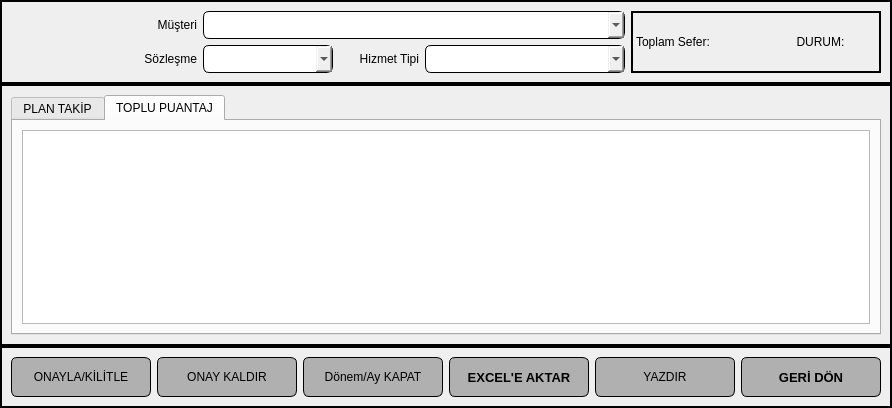
AyhanErcan70/SATTUP, file ui/ui_files/attendance_window.ui: the form before one commit.
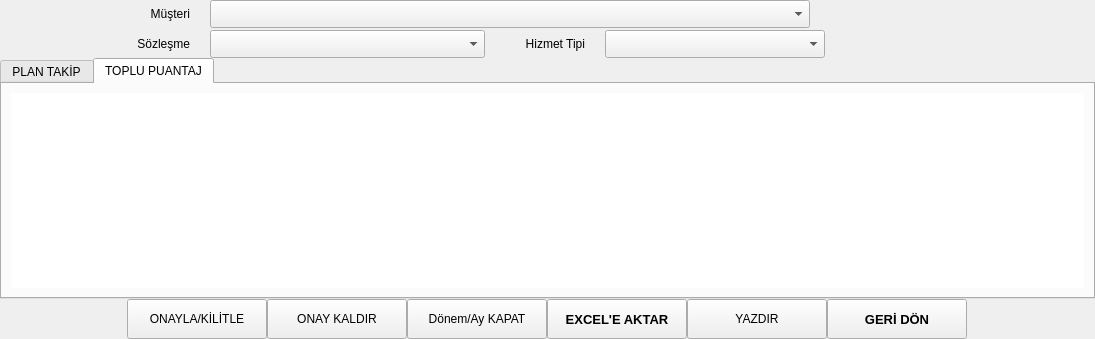
The form after the commit.

What changed in the file:
```diff
--- a/ui/ui_files/attendance_window.ui
+++ b/ui/ui_files/attendance_window.ui
@@ -7,31 +7,12 @@
     <x>0</x>
     <y>0</y>
     <width>1091</width>
-    <height>0</height>
+    <height>339</height>
    </rect>
   </property>
   <property name="windowTitle">
    <string>Form</string>
   </property>
-  <property name="styleSheet">
-   <string notr="true">QWidget#main_form QPushButton, QLineEdit, QComboBox{
-
-border :1px solid black;
-border-radius: 6px;
-}
-QWidget#main_form QPushButton{
-background-color: #b0b0b0;
-}
-QWidget#main_form QPushButton:hover{
-border:2px solid black;
-padding-top: 4px;
-font-weight: bold;
-}
-QWidget#main_form QPushButton:pressed{
-background-color: #7e7e7e;
-border-color: red;
-}</string>
-  </property>
   <layout class="QGridLayout" name="gridLayout_8">
    <property name="leftMargin">
     <number>0</number>
@@ -53,118 +34,60 @@
      <item row="0" column="0">
       <widget class="QFrame" name="top_frame">
        <property name="frameShape">
-        <enum>QFrame::Shape::Box</enum>
+        <enum>QFrame::Shape::NoFrame</enum>
        </property>
        <property name="frameShadow">
         <enum>QFrame::Shadow::Plain</enum>
        </property>
        <property name="lineWidth">
-        <number>2</number>
+        <number>1</number>
        </property>
        <layout class="QGridLayout" name="gridLayout_2">
+        <property name="leftMargin">
+         <number>10</number>
+        </property>
+        <property name="topMargin">
+         <number>0</number>
+        </property>
+        <property name="rightMargin">
+         <number>0</number>
+        </property>
+        <property name="bottomMargin">
+         <number>0</number>
+        </property>
+        <property name="spacing">
+         <number>0</number>
+        </property>
         <item row="0" column="0">
-         <layout class="QHBoxLayout" name="horizontalLayout">
+         <layout class="QHBoxLayout" name="horizontalLayout" stretch="0,0,0">
+          <property name="spacing">
+           <number>20</number>
+          </property>
           <item>
            <layout class="QGridLayout" name="gridLayout">
-            <item row="1" column="0">
-             <widget class="QLabel" name="lbl_month">
-              <property name="sizePolicy">
-               <sizepolicy hsizetype="Fixed" vsizetype="Preferred">
-                <horstretch>0</horstretch>
-                <verstretch>0</verstretch>
-               </sizepolicy>
-              </property>
-              <property name="minimumSize">
-               <size>
-                <width>100</width>
-                <height>0</height>
-               </size>
-              </property>
-              <property name="font">
-               <font>
-                <family>Grenada</family>
-                <pointsize>12</pointsize>
-               </font>
-              </property>
-              <property name="text">
-               <string/>
-              </property>
-              <property name="alignment">
-               <set>Qt::AlignmentFlag::AlignCenter</set>
-              </property>
-             </widget>
-            </item>
-            <item row="1" column="4">
-             <widget class="QComboBox" name="cmb_hizmet_turu">
-              <property name="sizePolicy">
-               <sizepolicy hsizetype="Fixed" vsizetype="Fixed">
-                <horstretch>0</horstretch>
-                <verstretch>0</verstretch>
-               </sizepolicy>
-              </property>
-              <property name="minimumSize">
-               <size>
-                <width>200</width>
-                <height>28</height>
-               </size>
-              </property>
-              <property name="maximumSize">
-               <size>
-                <width>200</width>
-                <height>28</height>
-               </size>
-              </property>
-             </widget>
-            </item>
-            <item row="1" column="3">
-             <widget class="QLabel" name="lbl_hizmet">
-              <property name="minimumSize">
-               <size>
-                <width>80</width>
-                <height>28</height>
-               </size>
-              </property>
-              <property name="maximumSize">
-               <size>
-                <width>80</width>
-                <height>28</height>
-               </size>
-              </property>
-              <property name="text">
-               <string>Hizmet Tipi</string>
-              </property>
-              <property name="alignment">
-               <set>Qt::AlignmentFlag::AlignRight|Qt::AlignmentFlag::AlignTrailing|Qt::AlignmentFlag::AlignVCenter</set>
-              </property>
-             </widget>
-            </item>
-            <item row="1" column="2">
-             <widget class="QComboBox" name="cmb_sozlesme">
-              <property name="minimumSize">
-               <size>
-                <width>0</width>
-                <height>28</height>
-               </size>
-              </property>
-              <property name="maximumSize">
-               <size>
-                <width>16777215</width>
-                <height>28</height>
-               </size>
-              </property>
-             </widget>
-            </item>
+            <property name="horizontalSpacing">
+             <number>20</number>
+            </property>
+            <property name="verticalSpacing">
+             <number>2</number>
+            </property>
             <item row="1" column="1">
              <widget class="QLabel" name="lbl_sozlesme">
+              <property name="sizePolicy">
+               <sizepolicy hsizetype="Fixed" vsizetype="Preferred">
+                <horstretch>0</horstretch>
+                <verstretch>0</verstretch>
+               </sizepolicy>
+              </property>
               <property name="minimumSize">
                <size>
-                <width>80</width>
+                <width>60</width>
                 <height>28</height>
                </size>
               </property>
               <property name="maximumSize">
                <size>
-                <width>80</width>
+                <width>60</width>
                 <height>28</height>
                </size>
               </property>
@@ -176,17 +99,45 @@
               </property>
              </widget>
             </item>
+            <item row="1" column="2">
+             <widget class="QComboBox" name="cmb_sozlesme">
+              <property name="sizePolicy">
+               <sizepolicy hsizetype="Fixed" vsizetype="Fixed">
+                <horstretch>0</horstretch>
+                <verstretch>0</verstretch>
+               </sizepolicy>
+              </property>
+              <property name="minimumSize">
+               <size>
+                <width>275</width>
+                <height>28</height>
+               </size>
+              </property>
+              <property name="maximumSize">
+               <size>
+                <width>275</width>
+                <height>28</height>
+               </size>
+              </property>
+             </widget>
+            </item>
             <item row="0" column="1">
              <widget class="QLabel" name="lbl_musteri">
+              <property name="sizePolicy">
+               <sizepolicy hsizetype="Fixed" vsizetype="Preferred">
+                <horstretch>0</horstretch>
+                <verstretch>0</verstretch>
+               </sizepolicy>
+              </property>
               <property name="minimumSize">
                <size>
-                <width>80</width>
+                <width>60</width>
                 <height>28</height>
                </size>
               </property>
               <property name="maximumSize">
                <size>
-                <width>80</width>
+                <width>60</width>
                 <height>28</height>
                </size>
               </property>
@@ -201,20 +152,92 @@
             <item row="0" column="2" colspan="3">
              <widget class="QComboBox" name="cmb_musteri">
               <property name="sizePolicy">
-               <sizepolicy hsizetype="Preferred" vsizetype="Preferred">
+               <sizepolicy hsizetype="Fixed" vsizetype="Preferred">
                 <horstretch>0</horstretch>
                 <verstretch>0</verstretch>
                </sizepolicy>
               </property>
               <property name="minimumSize">
                <size>
-                <width>0</width>
+                <width>600</width>
                 <height>28</height>
                </size>
               </property>
               <property name="maximumSize">
                <size>
-                <width>16777215</width>
+                <width>600</width>
+                <height>28</height>
+               </size>
+              </property>
+             </widget>
+            </item>
+            <item row="1" column="0">
+             <widget class="QLabel" name="lbl_month">
+              <property name="sizePolicy">
+               <sizepolicy hsizetype="Fixed" vsizetype="Preferred">
+                <horstretch>0</horstretch>
+                <verstretch>0</verstretch>
+               </sizepolicy>
+              </property>
+              <property name="minimumSize">
+               <size>
+                <width>100</width>
+                <height>0</height>
+               </size>
+              </property>
+              <property name="font">
+               <font>
+                <family>Grenada</family>
+                <pointsize>12</pointsize>
+               </font>
+              </property>
+              <property name="text">
+               <string/>
+              </property>
+              <property name="alignment">
+               <set>Qt::AlignmentFlag::AlignCenter</set>
+              </property>
+             </widget>
+            </item>
+            <item row="1" column="3">
+             <widget class="QLabel" name="lbl_hizmet">
+              <property name="minimumSize">
+               <size>
+                <width>80</width>
+                <height>28</height>
+               </size>
+              </property>
+              <property name="maximumSize">
+               <size>
+                <width>80</width>
+                <height>28</height>
+               </size>
+              </property>
+              <property name="text">
+               <string>Hizmet Tipi</string>
+              </property>
+              <property name="alignment">
+               <set>Qt::AlignmentFlag::AlignRight|Qt::AlignmentFlag::AlignTrailing|Qt::AlignmentFlag::AlignVCenter</set>
+              </property>
+             </widget>
+            </item>
+            <item row="1" column="4">
+             <widget class="QComboBox" name="cmb_hizmet_turu">
+              <property name="sizePolicy">
+               <sizepolicy hsizetype="Fixed" vsizetype="Fixed">
+                <horstretch>0</horstretch>
+                <verstretch>0</verstretch>
+               </sizepolicy>
+              </property>
+              <property name="minimumSize">
+               <size>
+                <width>220</width>
+                <height>28</height>
+               </size>
+              </property>
+              <property name="maximumSize">
+               <size>
+                <width>220</width>
                 <height>28</height>
                </size>
               </property>
@@ -250,6 +273,19 @@
             </item>
            </layout>
           </item>
+          <item>
+           <spacer name="horizontalSpacer">
+            <property name="orientation">
+             <enum>Qt::Orientation::Horizontal</enum>
+            </property>
+            <property name="sizeHint" stdset="0">
+             <size>
+              <width>40</width>
+              <height>20</height>
+             </size>
+            </property>
+           </spacer>
+          </item>
           <item>
            <widget class="QLabel" name="lbl_ozet">
             <property name="sizePolicy">
@@ -265,7 +301,7 @@
              </size>
             </property>
             <property name="frameShape">
-             <enum>QFrame::Shape::Box</enum>
+             <enum>QFrame::Shape::NoFrame</enum>
             </property>
             <property name="frameShadow">
              <enum>QFrame::Shadow::Plain</enum>
@@ -274,7 +310,10 @@
              <number>2</number>
             </property>
             <property name="text">
-             <string>Toplam Sefer:                          DURUM:</string>
+             <string/>
+            </property>
+            <property name="alignment">
+             <set>Qt::AlignmentFlag::AlignLeading|Qt::AlignmentFlag::AlignLeft|Qt::AlignmentFlag::AlignVCenter</set>
             </property>
            </widget>
           </item>
@@ -286,7 +325,7 @@
      <item row="1" column="0">
       <widget class="QFrame" name="middle_n_frame">
        <property name="frameShape">
-        <enum>QFrame::Shape::Box</enum>
+        <enum>QFrame::Shape::NoFrame</enum>
        </property>
        <property name="frameShadow">
         <enum>QFrame::Shadow::Plain</enum>
@@ -295,6 +334,21 @@
         <number>2</number>
        </property>
        <layout class="QGridLayout" name="gridLayout_6">
+        <property name="leftMargin">
+         <number>0</number>
+        </property>
+        <property name="topMargin">
+         <number>0</number>
+        </property>
+        <property name="rightMargin">
+         <number>0</number>
+        </property>
+        <property name="bottomMargin">
+         <number>0</number>
+        </property>
+        <property name="spacing">
+         <number>0</number>
+        </property>
         <item row="0" column="0">
          <widget class="QTabWidget" name="sekmeli_form">
           <property name="currentIndex">
@@ -319,7 +373,20 @@
            </attribute>
            <layout class="QGridLayout" name="gridLayout_5">
             <item row="0" column="0">
-             <widget class="QTableWidget" name="tbl_toplu_puantaj"/>
+             <widget class="QTableWidget" name="tbl_toplu_puantaj">
+              <property name="frameShape">
+               <enum>QFrame::Shape::NoFrame</enum>
+              </property>
+              <property name="lineWidth">
+               <number>0</number>
+              </property>
+              <attribute name="verticalHeaderMinimumSectionSize">
+               <number>20</number>
+              </attribute>
+              <attribute name="verticalHeaderDefaultSectionSize">
+               <number>20</number>
+              </attribute>
+             </widget>
             </item>
            </layout>
           </widget>
@@ -331,15 +398,30 @@
      <item row="2" column="0">
       <widget class="QFrame" name="bottom_frame">
        <property name="frameShape">
-        <enum>QFrame::Shape::Box</enum>
+        <enum>QFrame::Shape::NoFrame</enum>
        </property>
        <property name="frameShadow">
         <enum>QFrame::Shadow::Plain</enum>
        </property>
        <property name="lineWidth">
-        <number>2</number>
+        <number>1</number>
        </property>
        <layout class="QGridLayout" name="gridLayout_4">
+        <property name="leftMargin">
+         <number>0</number>
+        </property>
+        <property name="topMargin">
+         <number>0</number>
+        </property>
+        <property name="rightMargin">
+         <number>0</number>
+        </property>
+        <property name="bottomMargin">
+         <number>0</number>
+        </property>
+        <property name="spacing">
+         <number>0</number>
+        </property>
         <item row="0" column="0">
          <layout class="QGridLayout" name="gridLayout_3">
           <property name="verticalSpacing">
```
Left out of the diff: 9 changed lines with no effect on the pictures.
